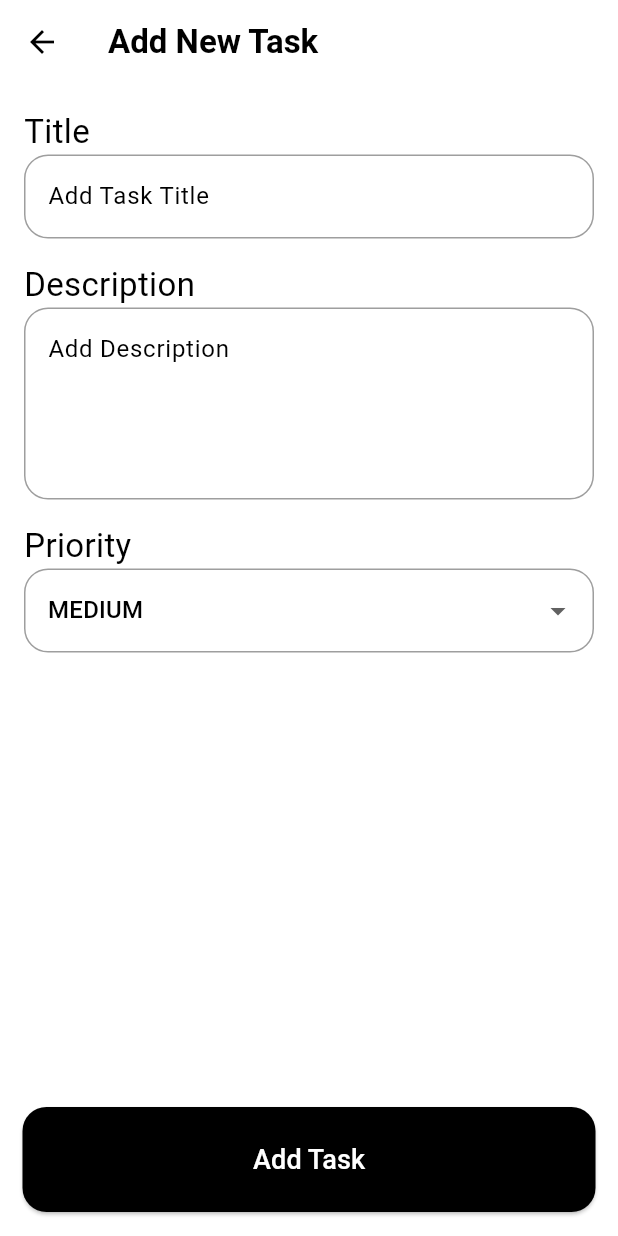
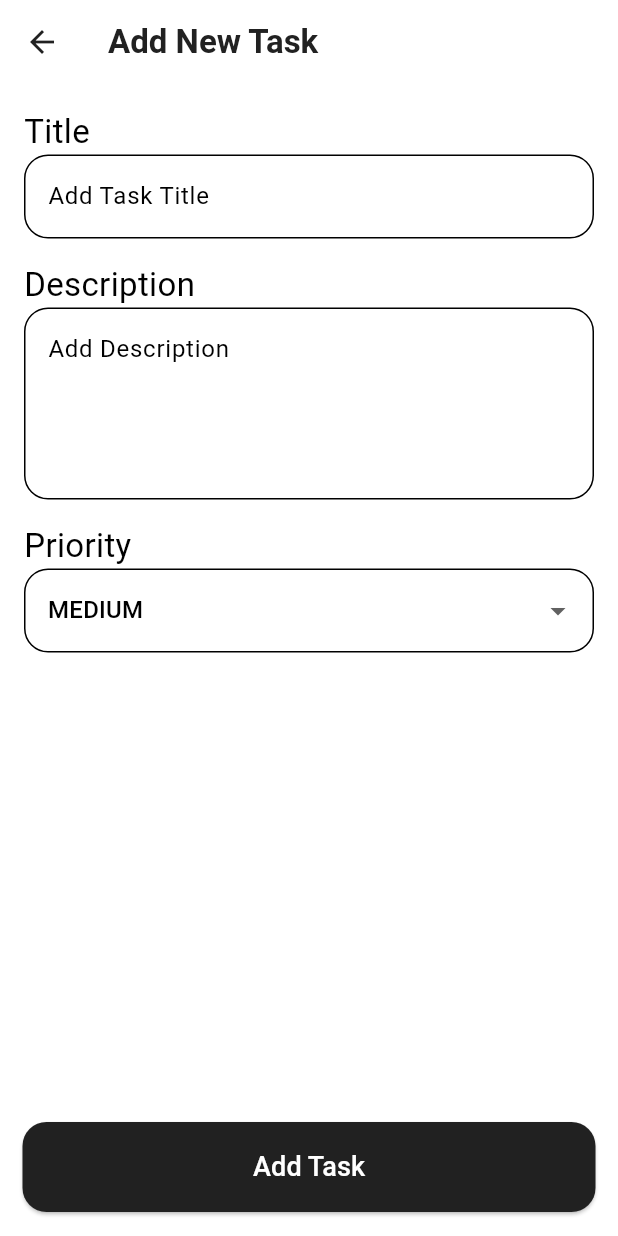
Before and after one commit to YashrajsinhYz/Task-Management-App, a Flutter app: the AddEditTaskScreen screen opened directly, on a phone screen of 412 x 824 dp. Run offline on Flutter 3.47's test engine with Material 3 defaults, Android fonts, the phone set to English and light mode, and no system bars; our stand-ins replace flutter_riverpod, hive_flutter, sqflite; accounts and stored records are empty.

Commit message:
UI changes.

```diff
--- a/lib/utility/app_theme.dart
+++ b/lib/utility/app_theme.dart
@@ -6,17 +6,17 @@ class AppTheme {
     colorScheme: ColorScheme.light(primary: Colors.black),
     appBarTheme: AppBarTheme(
       color: Colors.white,
-      iconTheme: IconThemeData(color: Colors.black,weight: 1000),
-      titleTextStyle: TextStyle(color: Colors.black, fontSize: 22,fontWeight: FontWeight.bold),
+      iconTheme: IconThemeData(color: Colors.grey.shade900,weight: 1000),
+      titleTextStyle: TextStyle(color: Colors.grey.shade900, fontSize: 22,fontWeight: FontWeight.bold),
     ),
     elevatedButtonTheme: ElevatedButtonThemeData(
       style: ElevatedButton.styleFrom(
-        backgroundColor: Colors.black,
+        backgroundColor: Colors.grey.shade900,
         foregroundColor: Colors.white,
       ),
     ),
     floatingActionButtonTheme: FloatingActionButtonThemeData(
-      backgroundColor: Colors.black,
+      backgroundColor: Colors.grey.shade900,
       foregroundColor: Colors.white,
     ),
     inputDecorationTheme: InputDecorationTheme(
@@ -30,7 +30,7 @@ class AppTheme {
       ),
       enabledBorder: OutlineInputBorder(
         borderRadius: BorderRadius.circular(16),
-        borderSide: BorderSide(color: Colors.grey),
+        borderSide: BorderSide(color: Colors.black),
       ),
     ),
     listTileTheme: ListTileThemeData(
@@ -44,7 +44,7 @@ class AppTheme {
 
   static ThemeData darkTheme = ThemeData(
     scaffoldBackgroundColor: Colors.grey.shade900,
-    colorScheme: ColorScheme.dark(primary: Colors.grey.shade900),
+    colorScheme: ColorScheme.dark(primary: Colors.white),
     appBarTheme: AppBarTheme(
       color: Colors.grey.shade900,
       iconTheme: IconThemeData(color: Colors.white),
@@ -52,26 +52,26 @@ class AppTheme {
     ),
     elevatedButtonTheme: ElevatedButtonThemeData(
       style: ElevatedButton.styleFrom(
-        backgroundColor: Colors.grey.shade900,
-        foregroundColor: Colors.black,
+        backgroundColor: Colors.teal,
+        foregroundColor: Colors.white,
       ),
     ),
     floatingActionButtonTheme: FloatingActionButtonThemeData(
-      backgroundColor: Colors.grey.shade900,
-      foregroundColor: Colors.black,
+      backgroundColor: Colors.teal,
+      foregroundColor: Colors.white,
     ),
     inputDecorationTheme: InputDecorationTheme(
       border: OutlineInputBorder(
         borderRadius: BorderRadius.circular(16),
-        borderSide: BorderSide(color: Colors.grey.shade900),
+        borderSide: BorderSide(color: Colors.teal),
       ),
       focusedBorder: OutlineInputBorder(
         borderRadius: BorderRadius.circular(16),
-        borderSide: BorderSide(color: Colors.grey.shade900, width: 2),
+        borderSide: BorderSide(color: Colors.teal, width: 2),
       ),
       enabledBorder: OutlineInputBorder(
         borderRadius: BorderRadius.circular(16),
-        borderSide: BorderSide(color: Colors.grey),
+        borderSide: BorderSide(color: Colors.white),
       ),
     ),
     listTileTheme: ListTileThemeData(
--- a/lib/views/add_edit_task_screen.dart
+++ b/lib/views/add_edit_task_screen.dart
@@ -2,6 +2,7 @@ import 'package:flutter/material.dart';
 import 'package:flutter_riverpod/flutter_riverpod.dart';
 import 'package:task_management/models/task_model.dart';
 import 'package:task_management/view_models/task_view_model.dart';
+import 'package:task_management/view_models/theme_view_model.dart';
 
 class AddEditTaskScreen extends ConsumerStatefulWidget {
   final TaskModel? task;
@@ -32,6 +33,7 @@ class _AddEditTaskScreenState extends ConsumerState<AddEditTaskScreen> {
 
   @override
   Widget build(BuildContext context) {
+  final isDarkMode = ref.watch(themeViewModelProvider);
     return Scaffold(
       appBar: AppBar(
         title: Text("${widget.task == null ? "Add New" : "Edit"} Task"),
@@ -47,7 +49,9 @@ class _AddEditTaskScreenState extends ConsumerState<AddEditTaskScreen> {
             // Title
             TextField(
               controller: titleController,
+              textCapitalization: TextCapitalization.words,
               textInputAction: TextInputAction.next,
+              cursorColor: isDarkMode ? Colors.white : null,
               decoration: InputDecoration(
                 hintText: "Add Task Title",
               ),
@@ -59,6 +63,8 @@ class _AddEditTaskScreenState extends ConsumerState<AddEditTaskScreen> {
             TextField(
               maxLines: 4,
               controller: descriptionController,
+              textCapitalization: TextCapitalization.sentences,
+              cursorColor: isDarkMode ? Colors.white : null,
               decoration: InputDecoration(
                 hintText: "Add Description",
               ),
@@ -100,7 +106,7 @@ class _AddEditTaskScreenState extends ConsumerState<AddEditTaskScreen> {
             shape: WidgetStatePropertyAll(RoundedRectangleBorder(
                 borderRadius: BorderRadius.circular(16))),
             fixedSize: WidgetStatePropertyAll(
-                Size(MediaQuery.of(context).size.width - 30, 70))),
+                Size(MediaQuery.of(context).size.width - 30, 60))),
         onPressed: () {
           if (titleController.text.isNotEmpty &&
               descriptionController.text.isNotEmpty) {
```
Also changed, not shown: lib/views/home_screen.dart (+92 -18 lines).
